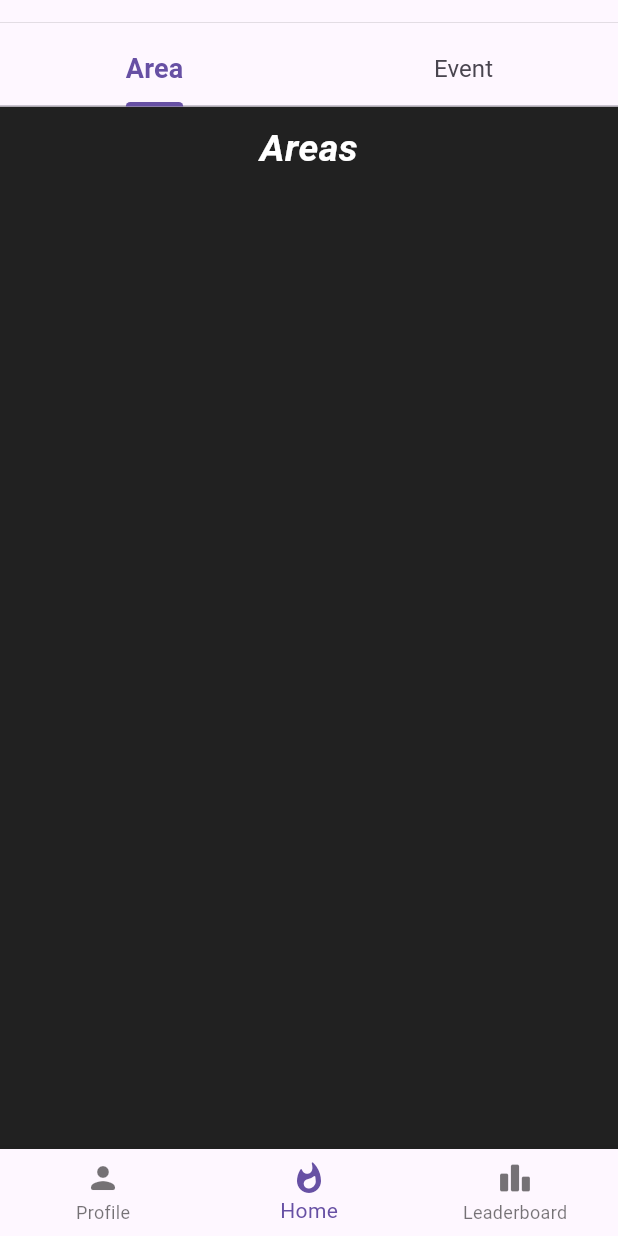
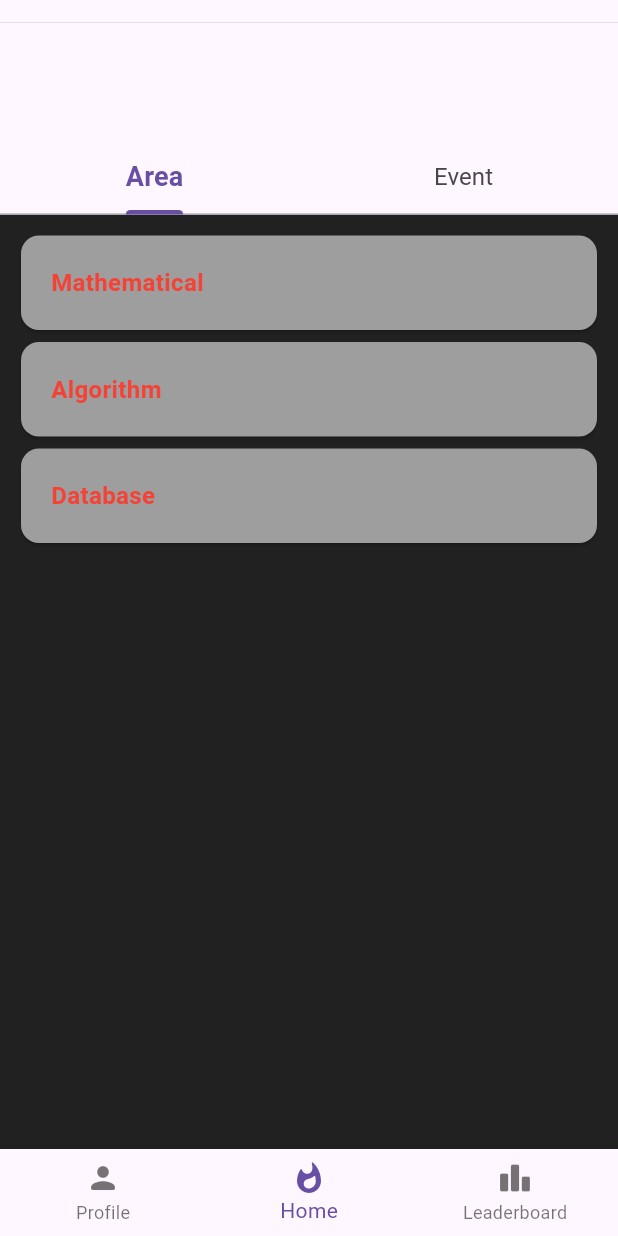
Before and after one commit to yousef-shaman/educational-_game_flutter, a Flutter app: the screen it shows after launch, item 2 of the bottom bar chosen, on a phone screen of 412 x 824 dp. Run offline on Flutter 3.47's test engine with Material 3 defaults, Android fonts, the phone set to English and light mode, and no system bars.

Commit message:
Working on the home_page content and features -- Incomplete --

```diff
--- a/lib/views/student/home_page.dart
+++ b/lib/views/student/home_page.dart
@@ -1,45 +1,149 @@
+// import 'package:flutter/material.dart';
+
+// class HomePage extends StatefulWidget {
+//   const HomePage({super.key});
+
+// @override
+//  State<HomePage> createState() => _HomePageState();
+// }
+
+// class _HomePageState extends State<HomePage>{
+
+//   List areas = [
+//     {"AreaName": "Mathmatical", "AreaDescription": "------------------",},
+//     {"AreaName": "Algrothim", "AreaDescription": "------------------",},
+//     {"AreaName": "Database", "AreaDescription": "------------------",},
+//   ];
+
+// @override
+//   Widget build(BuildContext context) {
+
+//     return MaterialApp(
+//       home: DefaultTabController(
+//         length: 2,
+//         initialIndex: 0,
+//         child: Scaffold(backgroundColor: Colors.grey[900],
+//           appBar: AppBar(
+//             toolbarHeight: 8,
+//             bottom: const TabBar(
+//               labelStyle: TextStyle(fontWeight: FontWeight.bold, fontSize: 18),
+//               unselectedLabelStyle: TextStyle(fontWeight: FontWeight.normal, fontSize: 16),
+//               tabs: [
+
+//                 Tab(child: Text("Area", ),),
+//                 Tab(child: Text("Event", ),)
+
+//               ],
+//             ),
+//           ),
+//           body: TabBarView(children: [ ListView.builder(
+//             itemCount: areas.length,
+//             padding: const EdgeInsets.all(10),
+//             itemBuilder: (context, i) { return Container(
+//               child: TabBarView(children: [
+
+//                 Card(
+//                    color: Colors.grey[500],
+//                    child: Text(areas[i]["AreaName"], style: const TextStyle(fontSize: 30, fontWeight: FontWeight.bold,
+//                    color: Colors.red),),
+//                  ),
+
+
+
+
+//                 const Text("Events", textAlign: TextAlign.center, style: TextStyle(color: Colors.white, fontWeight: FontWeight.bold, fontStyle: FontStyle.italic, fontSize: 25),),
+//               ],
+//               )
+//             );
+//             },
+
+//             ),],
+//           ),
+//         ),
+//       ),
+//     );
+//   }
+// }
+
 import 'package:flutter/material.dart';
+import 'package:graduation_project_flutter/views/student/settings_page.dart';
 
 class HomePage extends StatefulWidget {
   const HomePage({super.key});
 
-@override
- State<HomePage> createState() => _HomePageState();
+  @override
+  State<HomePage> createState() => _HomePageState();
 }
 
-class _HomePageState extends State<HomePage>{
+class _HomePageState extends State<HomePage> {
+  List<Map<String, String>> areas = [
+    {"AreaName": "Mathematical", "AreaDescription": "------------------"},
+    {"AreaName": "Algorithm", "AreaDescription": "------------------"},
+    {"AreaName": "Database", "AreaDescription": "------------------"},
+  ];
 
-@override
+  @override
   Widget build(BuildContext context) {
-
     return MaterialApp(
       home: DefaultTabController(
         length: 2,
         initialIndex: 0,
-        child: Scaffold(backgroundColor: Colors.grey[900],
+        child: Scaffold(
+          backgroundColor: Colors.grey[900],
           appBar: AppBar(
-            toolbarHeight: 8,
+            toolbarHeight: 80, // Adjusted to give enough space for the tabs
             bottom: const TabBar(
               labelStyle: TextStyle(fontWeight: FontWeight.bold, fontSize: 18),
               unselectedLabelStyle: TextStyle(fontWeight: FontWeight.normal, fontSize: 16),
               tabs: [
-
-                Tab(child: Text("Area", ),),
-                Tab(child: Text("Event", ),)
-
+                Tab(child: Text("Area")),
+                Tab(child: Text("Event")),
               ],
             ),
           ),
-          body: Container(
-            alignment: Alignment.center,
-            padding: const EdgeInsets.all(10),
-            child: const TabBarView(children: [
+          body: TabBarView(
+            children: [
+              // First tab content
+              ListView.builder(
+                itemCount: areas.length,
+                padding: const EdgeInsets.all(10),
+                itemBuilder: (context, i) {
 
-              Text("Areas", textAlign: TextAlign.center, style: TextStyle(color: Colors.white, fontWeight: FontWeight.bold, fontStyle: FontStyle.italic, fontSize: 25),),
-              Text("Events", textAlign: TextAlign.center, style: TextStyle(color: Colors.white, fontWeight: FontWeight.bold, fontStyle: FontStyle.italic, fontSize: 25),),
-
-              ],
-            ),
+                  return InkWell(
+                    onTap: (){
+                      Navigator.of(context).push(MaterialPageRoute(builder: (context) => SettingsPage(data: areas[i],)));
+                    },
+                    child: Card(
+                      color: Colors.grey[500],
+                      child: Padding(
+                        padding: const EdgeInsets.all(20.0),
+                        child: Text(
+                          areas[i]["AreaName"] ?? '',
+                          style: const TextStyle(
+                            fontSize: 16,
+                            fontWeight: FontWeight.bold,
+                            color: Colors.red,
+                          ),
+                        ),
+                      ),
+                    ),
+                  );
+                },
+              ),
+              // Second tab content
+              const Center(
+                child: Text(
+                  "Events",
+                  textAlign: TextAlign.center,
+                  style: TextStyle(
+                    color: Colors.white,
+                    fontWeight: FontWeight.bold,
+                    fontStyle: FontStyle.italic,
+                    fontSize: 25,
+                  ),
+                ),
+              ),
+            ],
           ),
         ),
       ),
--- a/lib/views/student/leaderboard_page.dart
+++ b/lib/views/student/leaderboard_page.dart
@@ -1,5 +1,3 @@
-// ignore: file_names
-// ignore: file_names
 import 'package:flutter/material.dart';
 
 class Leaderboard extends StatelessWidget {
--- a/lib/views/student/settings_page.dart
+++ b/lib/views/student/settings_page.dart
@@ -2,7 +2,8 @@ import 'package:flutter/material.dart';
 // import 'package:get/get.dart';
 
 class SettingsPage extends StatefulWidget {
-  const SettingsPage({super.key});
+  final data;
+  const SettingsPage({super.key, this.data});
 
 @override
  State<SettingsPage> createState() => _SettingsPageState();
```
